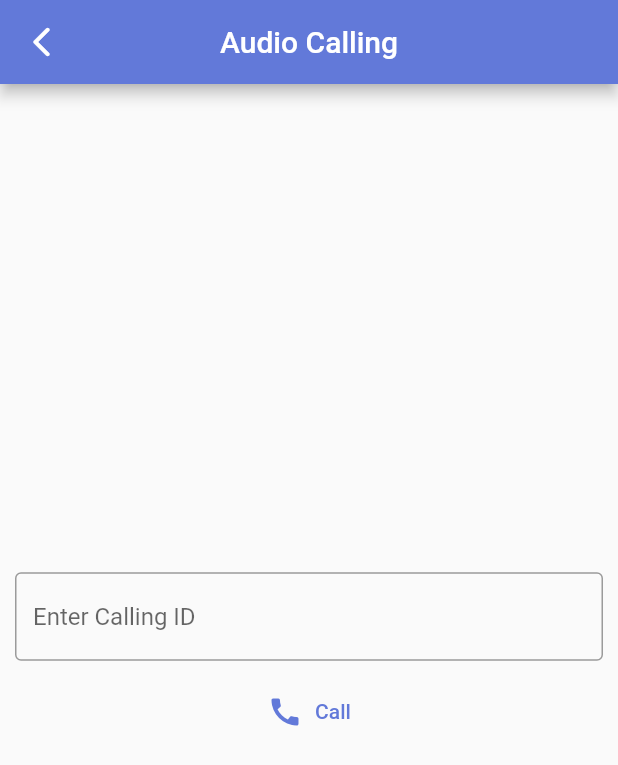
After one commit to Ali-Shan11223/ChatUp, a Flutter app: the CallScreen screen opened directly, on a phone screen of 412 x 824 dp. The commit adds this screen. Shown: the top 765 px of the screen. Run offline on Flutter 3.47's test engine with Material 2 defaults, Android fonts, the phone set to English and light mode, and no system bars; our stand-ins replace animated_text_kit, cloud_firestore, firebase_auth, firebase_core, firebase_messaging, firebase_storage and 9 more; missing offline and left inert: zego_uikit_prebuilt_call; accounts and stored records are empty.

Commit message:
final changes done

```diff
--- a/lib/providers/chat_provider.dart
+++ b/lib/providers/chat_provider.dart
@@ -54,7 +54,7 @@ class ChatProvider {
     ChatMessages chatMessages = ChatMessages(
         idFrom: currentUserId,
         idTo: peerId,
-        timeStamp: DateTime.now().microsecondsSinceEpoch.toString(),
+        timeStamp: DateTime.now().millisecondsSinceEpoch.toString(),
         content: content,
         type: type);
 
--- /dev/null
+++ b/lib/screens/call_screen.dart
@@ -0,0 +1,75 @@
+import 'package:chat_up/consts/consts.dart';
+import 'package:flutter/material.dart';
+import 'package:get/get.dart';
+import 'package:zego_uikit_prebuilt_call/zego_uikit_prebuilt_call.dart';
+import 'dart:math' as math;
+
+class CallScreen extends StatefulWidget {
+  const CallScreen({Key? key}) : super(key: key);
+
+  @override
+  State<CallScreen> createState() => _CallScreenState();
+}
+
+final userId = math.Random().nextInt(10000).toString();
+
+class _CallScreenState extends State<CallScreen> {
+  TextEditingController textEditingController = TextEditingController();
+  @override
+  Widget build(BuildContext context) {
+    return Scaffold(
+      appBar: AppBar(
+        title: const Text('Audio Calling'),
+        centerTitle: true,
+        leading: IconButton(
+            onPressed: () {
+              Get.back();
+            },
+            icon: const Icon(Icons.arrow_back_ios_rounded)),
+      ),
+      body: Padding(
+        padding: const EdgeInsets.symmetric(horizontal: 10),
+        child: Column(
+          mainAxisAlignment: MainAxisAlignment.center,
+          crossAxisAlignment: CrossAxisAlignment.center,
+          children: [
+            TextFormField(
+              controller: textEditingController,
+              decoration: const InputDecoration(
+                  hintText: 'Enter Calling ID', border: OutlineInputBorder()),
+            ),
+            verticalSpace(10),
+            TextButton.icon(
+                onPressed: () {
+                  Get.to(() => AudioCallingScreen(
+                      callId: textEditingController.text.toString()));
+                },
+                icon: const Icon(Icons.call),
+                label: const Text('Call'))
+          ],
+        ),
+      ),
+    );
+  }
+}
+
+class AudioCallingScreen extends StatelessWidget {
+  final String callId;
+  const AudioCallingScreen({Key? key, required this.callId}) : super(key: key);
+
+  @override
+  Widget build(BuildContext context) {
+    return SafeArea(
+        child: ZegoUIKitPrebuiltCall(
+            appID: 757048881,
+            appSign:
+                'a57c74f6038724a5a7c6fcf79f701744b99cad76706e7db3d471ee7be80fe5c1',
+            callID: callId,
+            userID: userId,
+            userName: userId,
+            config: ZegoUIKitPrebuiltCallConfig.oneOnOneVoiceCall()
+              ..onOnlySelfInRoom = (context) {
+                Navigator.pop(context);
+              }));
+  }
+}
--- a/lib/widgets/loading_view.dart
+++ b/lib/widgets/loading_view.dart
@@ -7,12 +7,12 @@ class LoadingView extends StatelessWidget {
   @override
   Widget build(BuildContext context) {
     return Container(
+      color: colorBlack.withOpacity(0.8),
       child: const Center(
         child: CircularProgressIndicator(
           color: colorBlue,
         ),
       ),
-      color: colorBlack.withOpacity(0.8),
     );
   }
 }
--- a/pubspec.yaml
+++ b/pubspec.yaml
@@ -36,6 +36,10 @@ dependencies:
   firebase_messaging:
   http: ^0.13.5
   flutter_notification_channel: ^2.0.0
+  emoji_picker_flutter:
+  zego_uikit_prebuilt_call: ^1.4.2
+  zego_uikit_signaling_plugin:
+
 
 
 dev_dependencies:
@@ -43,6 +47,7 @@ dev_dependencies:
     sdk: flutter
 
   flutter_launcher_icons: "^0.11.0"
+  flutter_lints: ^2.0.1
 
 flutter_icons:
   android: "ic_launcher"
```
Also changed, not shown: lib/screens/chat_screen.dart (+130 -61 lines), lib/screens/home_screen.dart (+4 -5 lines), pubspec.lock, 6 other files.
